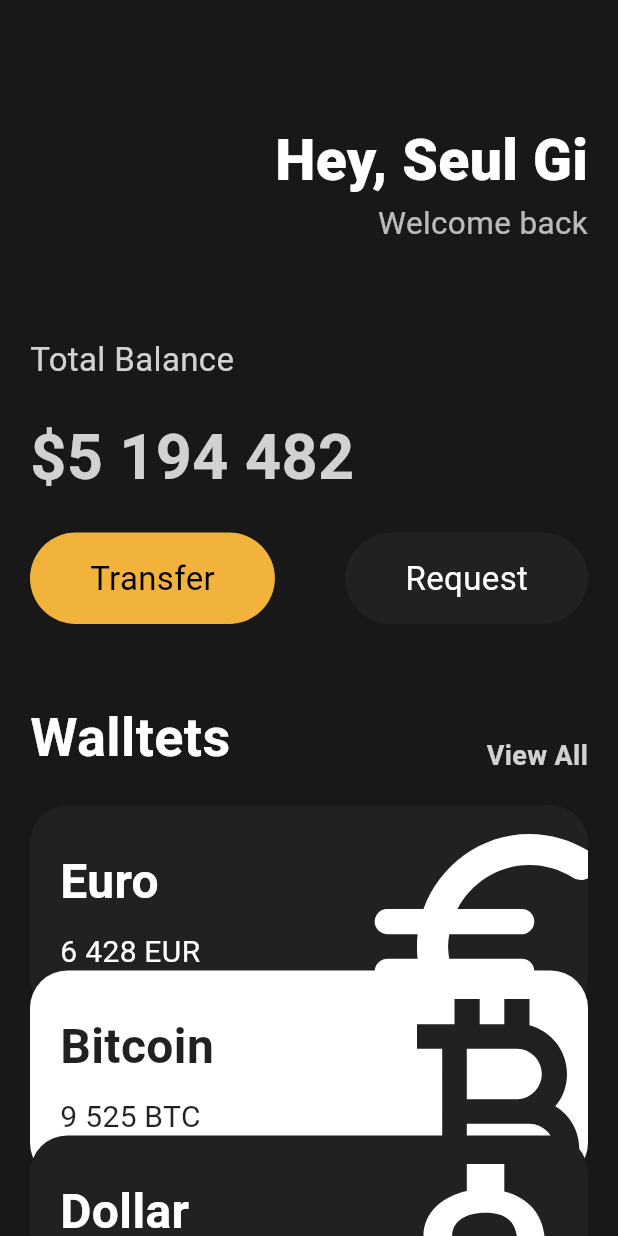
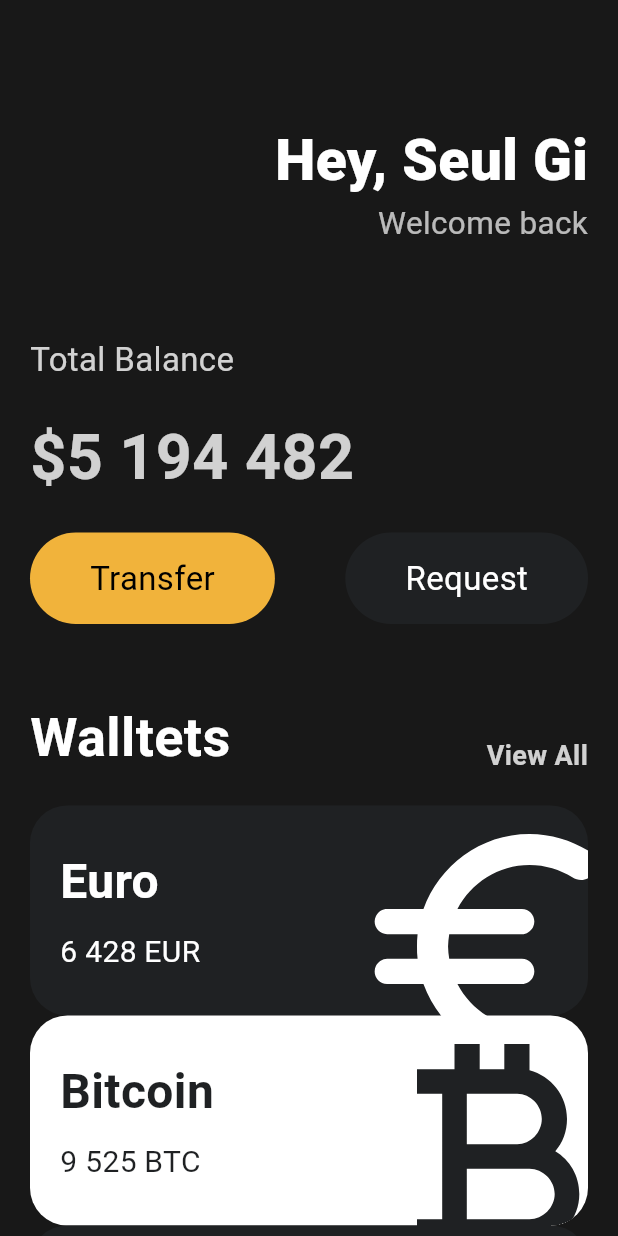
Before and after one commit to changhorang/toonflix, a Flutter app: the screen it shows after launch, on a phone screen of 412 x 824 dp. Run offline on Flutter 3.47's test engine with Material 3 defaults, Android fonts, the phone set to English and light mode, and no system bars.

```diff
--- a/lib/main.dart
+++ b/lib/main.dart
@@ -110,25 +110,23 @@ class App extends StatelessWidget {
                         amount: '6 428',
                         icon: Icons.euro_rounded,
                         isInverted: false,
+                        offval: 0,
                       ),
-                      Transform.translate(
-                        offset: const Offset(0, -30),
-                        child: const CurrencyCard(
+                      const CurrencyCard(
                         name: 'Bitcoin',
                         code: 'BTC',
                         amount: '9 525',
                         icon: Icons.currency_bitcoin,
-                            isInverted: true),
+                        isInverted: true,
+                        offval: 3,
                       ),
-                      Transform.translate(
-                        offset: const Offset(0, -60),
-                        child: const CurrencyCard(
+                      const CurrencyCard(
                         name: 'Dollar',
                         code: '\$',
                         amount: '7 321',
                         icon: Icons.attach_money_outlined,
                         isInverted: false,
-                        ),
+                        offval: 6,
                       ),
                     ],
                   )),
```
Lines whose indentation alone changed are shown as unchanged.
